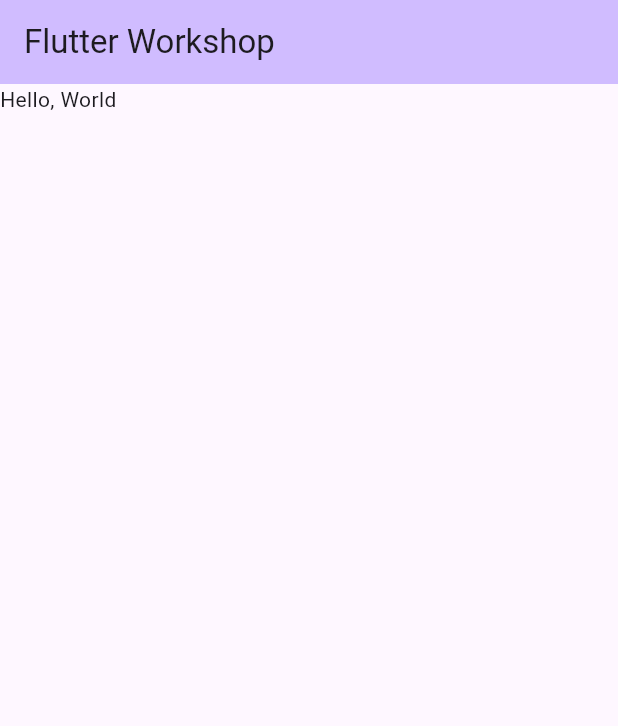
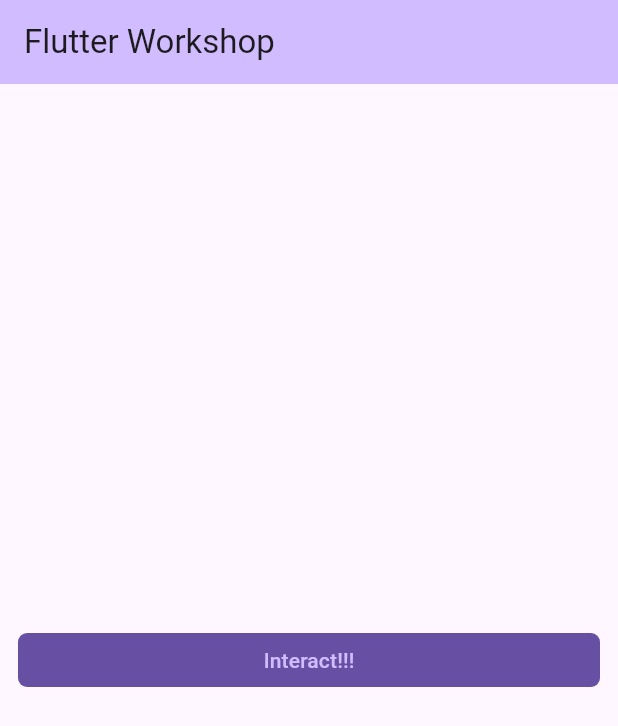
Before and after one commit to siddhantmadhur/star_wars_wiki, a Flutter app: the screen it shows after launch, on a phone screen of 412 x 824 dp. Shown: the top 726 px of the screen. Run offline on Flutter 3.47's test engine with Material 3 defaults, Android fonts, the phone set to English and light mode, and no system bars.

Commit message:
Customized button

```diff
--- a/lib/main.dart
+++ b/lib/main.dart
@@ -19,7 +19,33 @@
           backgroundColor: Theme.of(context).colorScheme.inversePrimary,
           title: Text("Flutter Workshop"),
         ),
-        body: Text("Hello, World"),
+        body: Center(
+          child: Padding(
+            padding: const EdgeInsets.all(12.0),
+            child: TextButton(
+              onPressed: () {
+                print("Button being pressed!!");
+              },
+              child: Text("Interact!!!"),
+              style: ButtonStyle(
+                backgroundColor: WidgetStateProperty.all(
+                  Theme.of(context).colorScheme.primary,
+                ),
+                foregroundColor: WidgetStateProperty.all(
+                  Theme.of(context).colorScheme.inversePrimary,
+                ),
+                shape: WidgetStateProperty.all(
+                  RoundedRectangleBorder(
+                    borderRadius: BorderRadius.circular(6),
+                  ),
+                ),
+                minimumSize: WidgetStateProperty.all(
+                  const Size.fromHeight(12),
+                ),
+              ),
+            ),
+          ),
+        ),
       ),
     );
   }
```
